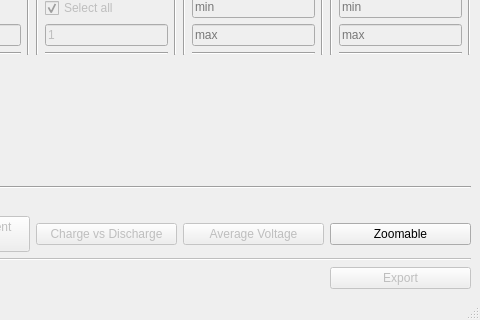
This is karlie/view/app.ui in abdullahsumbal/data-analysis as Qt 5 draws it before an edit; both pictures show x 120 to 600 and y 220 to 540 of the 600 by 540 pixel window. The edited form follows.
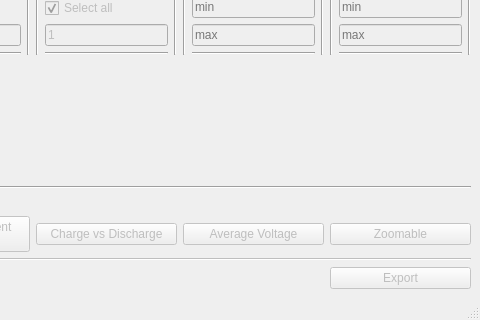
This is the edited form.

Commit message: added zoom button

```diff
--- a/karlie/view/app.ui
+++ b/karlie/view/app.ui
@@ -505,6 +505,9 @@
       </item>
       <item row="14" column="3">
        <widget class="QPushButton" name="button_zoom">
+        <property name="enabled">
+         <bool>false</bool>
+        </property>
         <property name="text">
          <string>Zoomable</string>
         </property>
```
The commit also changes 3 other files.
